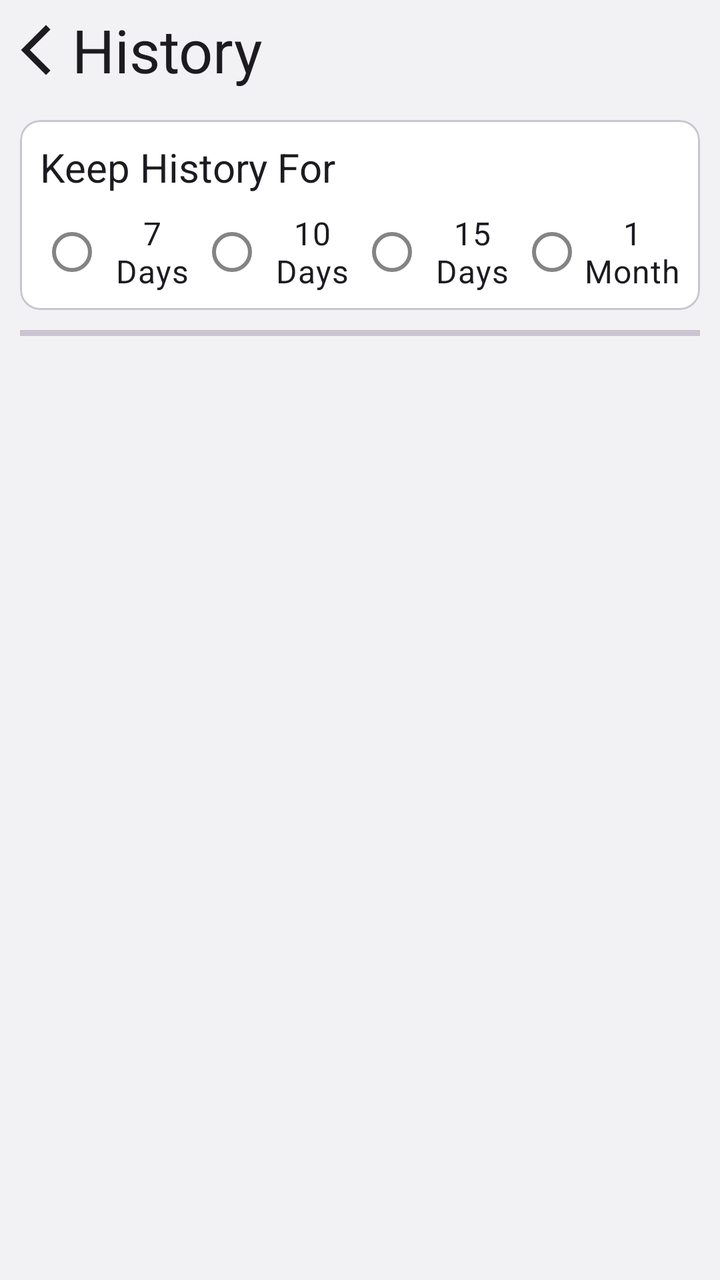
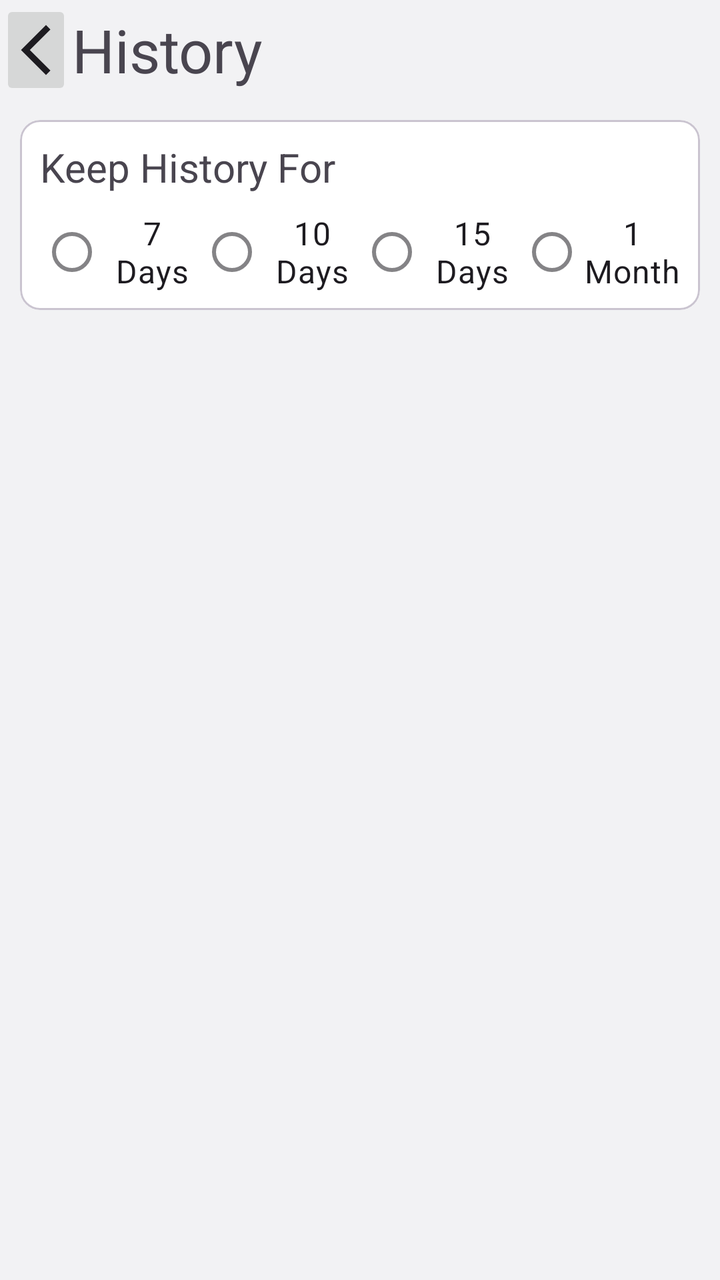

Two renders of the same Android screen: before a commit and after it. Below are the layout's source before the change and the commit's diff.
<!-- AndroidManifest.xml: application theme Theme.TodayToEat -->
<!-- res/layout/activity_history.xml -->
<?xml version="1.0" encoding="utf-8"?>
<androidx.constraintlayout.widget.ConstraintLayout xmlns:android="http://schemas.android.com/apk/res/android"
    xmlns:app="http://schemas.android.com/apk/res-auto"
    xmlns:tools="http://schemas.android.com/tools"
    android:id="@+id/history_activity"
    android:layout_width="match_parent"
    android:layout_height="match_parent"
    tools:context=".HistoryActivity"
    android:layout_marginTop="30sp">

    <LinearLayout
        android:id="@+id/ll_history_header"
        app:layout_constraintTop_toTopOf="parent"
        android:layout_width="match_parent"
        android:layout_height="50sp"
        android:orientation="horizontal"
        tools:ignore="MissingConstraints">

        <ImageButton
            android:id="@+id/ib_back"
            android:layout_width="0dp"
            android:layout_height="50sp"
            android:layout_gravity="center"
            android:layout_weight="1"
            android:background="@android:color/transparent"
            android:src="@drawable/baseline_arrow_back_ios_new_24"
            app:tint="?attr/colorOnSurface" />

        <TextView
            android:layout_width="0dp"
            android:layout_height="wrap_content"
            android:layout_gravity="center|start"
            android:layout_weight="9"
            android:text="@string/history"
            android:textColor="?attr/colorOnSurface"
            android:textSize="30sp"
            tools:ignore="MissingConstraints" />

    </LinearLayout>

    <com.google.android.material.card.MaterialCardView
        android:id="@+id/card_history_filter"
        android:layout_width="match_parent"
        android:layout_height="wrap_content"
        android:orientation="vertical"
        app:cardCornerRadius="10sp"
        android:layout_margin="10sp"
        app:layout_constraintTop_toBottomOf="@id/ll_history_header">

        <LinearLayout
            android:layout_width="match_parent"
            android:layout_height="wrap_content"
            android:orientation="vertical">

            <TextView
                android:id="@+id/tv_history_filter"
                android:layout_width="match_parent"
                android:layout_height="wrap_content"
                android:text="@string/history_save_time"
                android:textColor="?attr/colorOnSurface"
                android:textSize="20sp"
                android:gravity="start"
                android:layout_marginStart="10sp"
                android:layout_marginTop="10sp"
                android:layout_marginEnd="10sp" />

            <RadioGroup
                android:id="@+id/rg_date_filter"
                android:layout_width="match_parent"
                android:layout_height="wrap_content"
                android:orientation="horizontal"
                app:layout_constraintTop_toBottomOf="@+id/tv_history_filter"
                android:layout_marginStart="10sp"
                android:layout_marginEnd="10sp"
                android:layout_marginTop="5sp"
                android:layout_marginBottom="5sp"
                android:gravity="center"
                tools:ignore="MissingConstraints">

                <RadioButton
                    android:id="@+id/rb_7days"
                    android:layout_width="0dp"
                    android:layout_height="wrap_content"
                    android:layout_weight="1"
                    android:text="@string/filter_7_days"
                    android:textSize="16sp"
                    android:gravity="center" />

                <RadioButton
                    android:id="@+id/rb_10days"
                    android:layout_width="0dp"
                    android:layout_height="wrap_content"
                    android:layout_weight="1"
                    android:text="@string/filter_10_days"
                    android:textSize="16sp"
                    android:gravity="center" />

                <RadioButton
                    android:id="@+id/rb_15days"
                    android:layout_width="0dp"
                    android:layout_height="wrap_content"
                    android:layout_weight="1"
                    android:text="@string/filter_15_days"
                    android:textSize="16sp"
                    android:gravity="center" />

                <RadioButton
                    android:id="@+id/rb_30days"
                    android:layout_width="0dp"
                    android:layout_height="wrap_content"
                    android:layout_weight="1"
                    android:text="@string/filter_30_days"
                    android:textSize="16sp"
                    android:gravity="center" />
            </RadioGroup>

        </LinearLayout>

    </com.google.android.material.card.MaterialCardView>

    <View
        android:id="@+id/v_divider"
        android:layout_width="match_parent"
        android:layout_height="3dp"
        android:layout_marginStart="10sp"
        android:layout_marginEnd="10sp"
        android:layout_marginTop="10sp"
        android:background="?attr/colorOutlineVariant"
        app:layout_constraintTop_toBottomOf="@+id/card_history_filter"
        tools:ignore="MissingConstraints" />

    <ListView
        android:id="@+id/lv_history"
        android:layout_width="match_parent"
        android:layout_height="0dp"
        android:layout_marginTop="5sp"
        android:divider="@android:color/transparent"
        android:dividerHeight="10sp"
        android:listSelector="@drawable/item_selector"
        android:orientation="vertical"
        android:padding="10sp"
        app:layout_constraintTop_toBottomOf="@+id/v_divider"
        app:layout_constraintBottom_toBottomOf="parent"
        tools:ignore="MissingConstraints" />


</androidx.constraintlayout.widget.ConstraintLayout>
<!-- resources referenced by this layout -->
<resources>
  <!-- drawable baseline_arrow_back_ios_new_24 (drawable) -->
  <vector xmlns:android="http://schemas.android.com/apk/res/android" android:height="30dp" android:tint="?attr/colorOnSurface" android:viewportHeight="24" android:viewportWidth="24" android:width="30dp">
        
      <path android:fillColor="@android:color/white" android:pathData="M17.77,3.77l-1.77,-1.77l-10,10l10,10l1.77,-1.77l-8.23,-8.23z"/>
      
  </vector>
  <!-- drawable item_selector (drawable) -->
  <?xml version="1.0" encoding="utf-8"?>
  <ripple xmlns:android="http://schemas.android.com/apk/res/android"
      android:color="?attr/colorControlHighlight">
  
      <item android:drawable="@android:color/transparent"/>
  
  </ripple>
  <string name="filter_10_days">10 Days</string>
  <string name="filter_15_days">15 Days</string>
  <string name="filter_30_days">1 Month</string>
  <string name="filter_7_days">7 Days</string>
  <string name="history">History</string>
  <string name="history_save_time">Keep History For</string>
  <style name="Theme.TodayToEat" parent="Theme.Material3.DayNight.NoActionBar">
          <item name="windowNoTitle">true</item>
          <item name="windowActionBar">false</item>
  
          <item name="android:navigationBarColor">@android:color/transparent</item>
          <item name="android:statusBarColor">@android:color/transparent</item>
          <item name="android:windowLightStatusBar">true</item>
  
          <item name="colorPrimary">@color/white</item>
          <item name="colorOnPrimary">@color/black</item>
          <item name="colorPrimaryVariant">@color/middleGray</item>
          <item name="colorPrimaryContainer">@color/gray</item>
  
          <item name="android:windowBackground">@color/gray</item>
  
          <item name="materialAlertDialogTheme">@style/MyAlertDialog.Light</item>
  
          <item name="colorSurface">@color/white</item>
          <item name="colorOutline">@color/transparent</item>
  
          <item name="radioButtonStyle">@style/Widget.TodayToEat.RadioButton</item>
  
          <item name="itemBackground">@color/transparent</item>
      </style>
  <color name="white">#FFFFFFFF</color>
  <color name="black">#FF000000</color>
  <color name="middleGray">#E7E6E9</color>
  <color name="gray">#F2F2F4</color>
  <style name="MyAlertDialog.Light" parent="ThemeOverlay.Material3.MaterialAlertDialog">
          <item name="colorPrimary">@color/title_color</item>
          <item name="android:textColor">@color/title_color</item>
      </style>
  <color name="transparent">#00ffffff</color>
  <style name="Widget.TodayToEat.RadioButton" parent="Widget.Material3.CompoundButton.RadioButton">
          <item name="buttonTint">@color/radio_button_tint</item>
      </style>
  <color name="title_color">#000000</color>
</resources>

<!-- the commit's change to res/layout/activity_history.xml (unified diff, before → after) -->
@@ -22,9 +22,8 @@
             android:layout_height="50sp"
             android:layout_gravity="center"
             android:layout_weight="1"
-            android:background="@android:color/transparent"
             android:src="@drawable/baseline_arrow_back_ios_new_24"
-            app:tint="?attr/colorOnSurface" />
+            />
 
         <TextView
             android:layout_width="0dp"
@@ -32,7 +31,6 @@
             android:layout_gravity="center|start"
             android:layout_weight="9"
             android:text="@string/history"
-            android:textColor="?attr/colorOnSurface"
             android:textSize="30sp"
             tools:ignore="MissingConstraints" />
 
@@ -57,7 +55,6 @@
                 android:layout_width="match_parent"
                 android:layout_height="wrap_content"
                 android:text="@string/history_save_time"
-                android:textColor="?attr/colorOnSurface"
                 android:textSize="20sp"
                 android:gravity="start"
                 android:layout_marginStart="10sp"
@@ -125,7 +122,6 @@
         android:layout_marginStart="10sp"
         android:layout_marginEnd="10sp"
         android:layout_marginTop="10sp"
-        android:background="?attr/colorOutlineVariant"
         app:layout_constraintTop_toBottomOf="@+id/card_history_filter"
         tools:ignore="MissingConstraints" />
 
@@ -134,7 +130,6 @@
         android:layout_width="match_parent"
         android:layout_height="0dp"
         android:layout_marginTop="5sp"
-        android:divider="@android:color/transparent"
         android:dividerHeight="10sp"
         android:listSelector="@drawable/item_selector"
         android:orientation="vertical"
